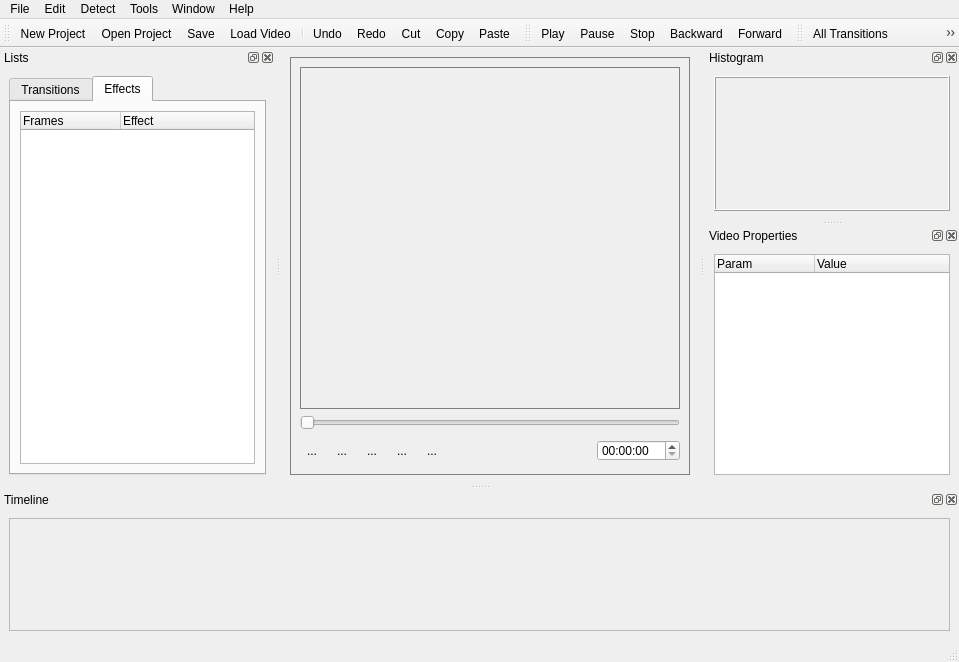
Qt form DEV/Interface/mfit.ui (fabriciols/m-fit) before a commit.
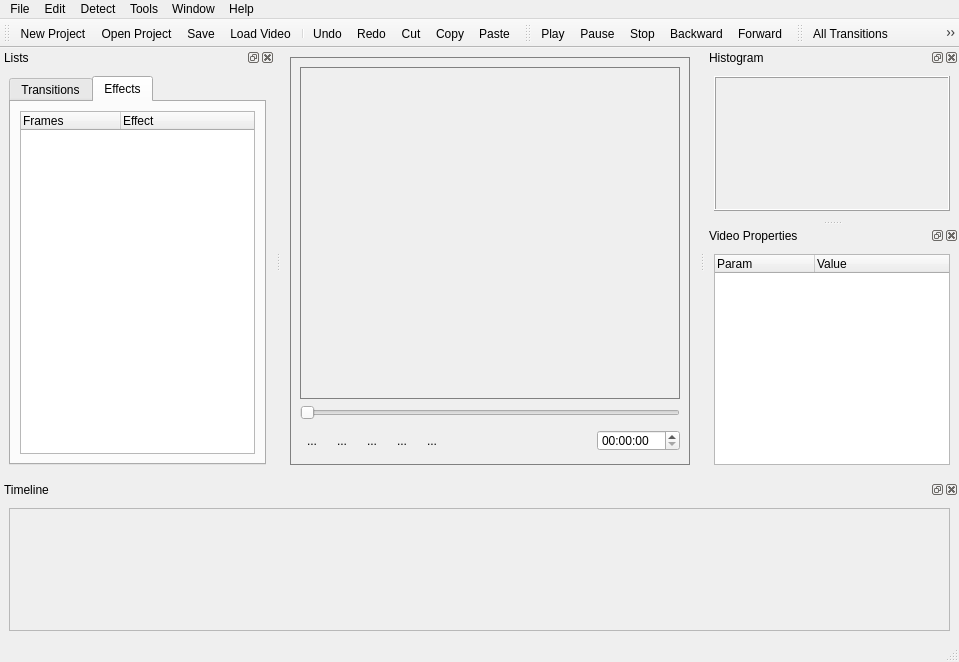
The same form after that commit. Icons and pictures are not drawn. Custom widgets are drawn as their Qt base class.

Commit message: ajuste altura timeline

Diff of the .ui file:
```diff
--- a/DEV/Interface/mfit.ui
+++ b/DEV/Interface/mfit.ui
@@ -469,8 +469,14 @@
    </property>
    <property name="minimumSize" >
     <size>
-     <width>0</width>
-     <height>150</height>
+     <width>80</width>
+     <height>160</height>
+    </size>
+   </property>
+   <property name="maximumSize" >
+    <size>
+     <width>524287</width>
+     <height>160</height>
     </size>
    </property>
    <property name="allowedAreas" >
@@ -495,7 +501,7 @@
           <x>0</x>
           <y>0</y>
           <width>939</width>
-          <height>98</height>
+          <height>118</height>
          </rect>
         </property>
         <layout class="QGridLayout" >
@@ -807,11 +813,6 @@
    <header location="global" >../include/QWidgetTimeline.h</header>
    <container>1</container>
   </customwidget>
-  <customwidget>
-   <class>QScrollArea</class>
-   <extends>QWidget</extends>
-   <header>qscrollarea.h</header>
-  </customwidget>
  </customwidgets>
  <resources/>
  <connections/>
```
Left out of the diff: 86 changed lines with no effect on the pictures.
